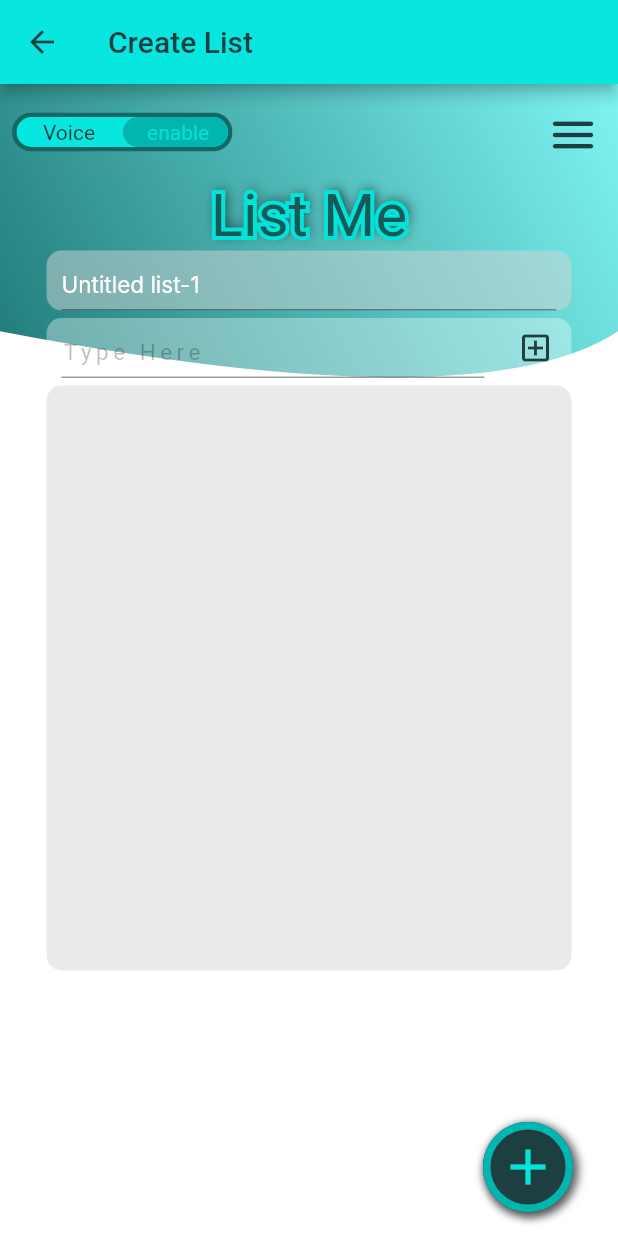
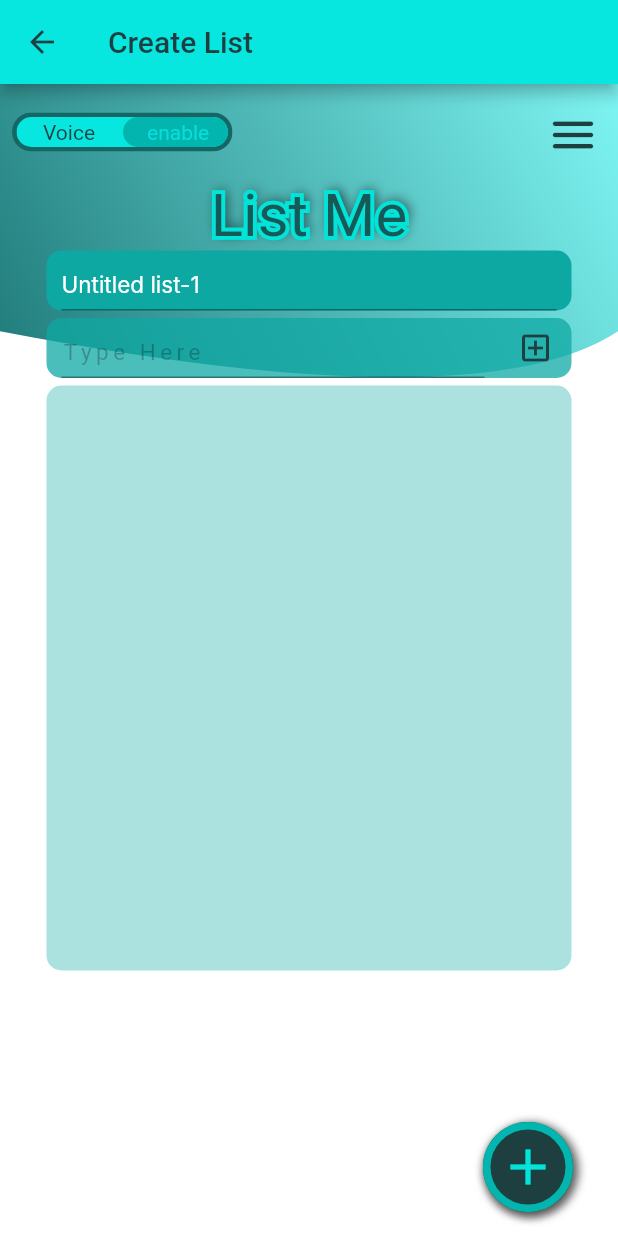
Before and after one commit to ListMe-MP/list_me, a Flutter app: the CreateList screen opened directly, on a phone screen of 412 x 824 dp. Run offline on Flutter 3.47's test engine with Material 2 defaults, Android fonts, the phone set to English and light mode, and no system bars; drawn by our look-alikes of toggle_switch; our stand-ins replace another_flushbar, google_fonts, ionicons, smooth_page_indicator, syncfusion_flutter_charts; Roboto replaces fonts that are missing (Castoro, Inter).

Commit message:
changed text field colors

```diff
--- a/lib/components/colors.dart
+++ b/lib/components/colors.dart
@@ -12,3 +12,5 @@ const tc6 = Color.fromRGBO(23, 89, 88, 1);
 
 const bgc1 = Color.fromRGBO(126, 245, 243, 1);
 const bgc2 = Color.fromRGBO(31, 122, 121, 1);
+
+const tf = Color.fromRGBO(14, 168, 163, 1);
--- a/lib/screens/create_list.dart
+++ b/lib/screens/create_list.dart
@@ -55,7 +55,7 @@ class _CreateListState extends State<CreateList> {
                         width: 350,
                         height: 40,
                         decoration: ShapeDecoration(
-                          color: Color(0x7FD4D4D4),
+                          color: tf,
                           shape: RoundedRectangleBorder(
                             borderRadius: BorderRadius.circular(10),
                           ),
@@ -86,7 +86,7 @@ class _CreateListState extends State<CreateList> {
                           width: 350,
                           height: 40,
                           decoration: ShapeDecoration(
-                            color: Colors.white.withOpacity(0.35),
+                            color: tf.withOpacity(0.75),
                             shape: RoundedRectangleBorder(
                               borderRadius: BorderRadius.circular(10),
                             ),
@@ -152,7 +152,7 @@ class _CreateListState extends State<CreateList> {
                         width: 350,
                         height: 390,
                         decoration: ShapeDecoration(
-                          color: Color(0x7FD4D4D4),
+                          color: tf.withOpacity(0.35),
                           shape: RoundedRectangleBorder(
                             borderRadius: BorderRadius.circular(10),
                           ),
```
